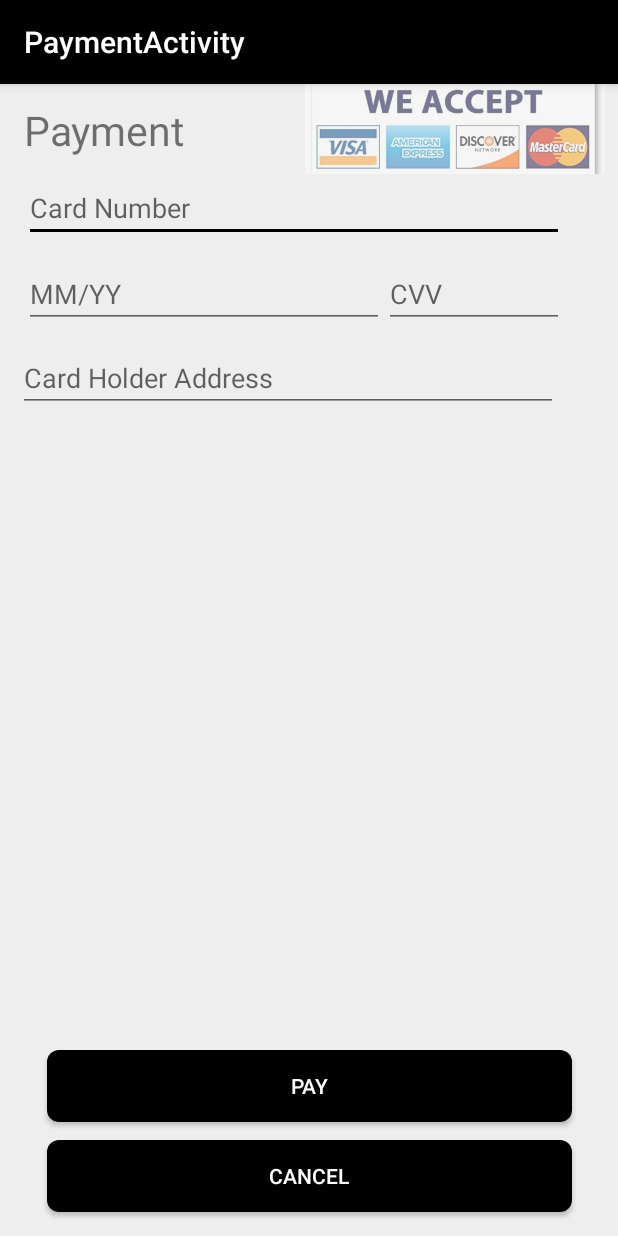
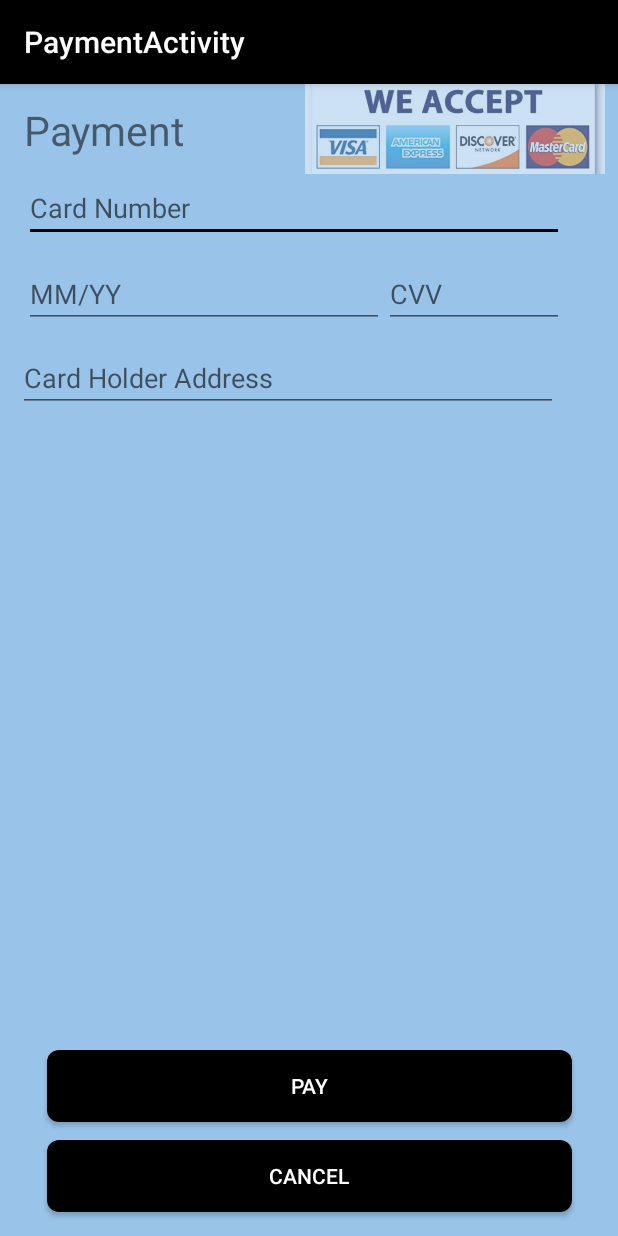
Before and after one commit to lpark9/CozmoCrew, an Android app: the PaymentActivity screen opened directly, with no data from a screen before it, on a phone screen of 412 x 824 dp. Run offline under Robolectric (Android 15) with nearby library versions, the phone set to English and light mode, and no system bars; our stand-ins replace ButterKnife.

Commit message:
Update colors.xml

```diff
--- a/app/src/main/res/values/colors.xml
+++ b/app/src/main/res/values/colors.xml
@@ -3,5 +3,7 @@
     <color name="colorPrimary">#000000</color>
     <color name="colorPrimaryDark">#000000</color>
     <color name="colorAccent">@android:color/background_dark</color>
-    <color name="background">#eeeeee</color>
+    <color name="background">#99C3E9</color>
+    <color name="backgroundTint">#df111129</color>
+    <color name="quiteWhite">#ffff</color>
 </resources>
```
